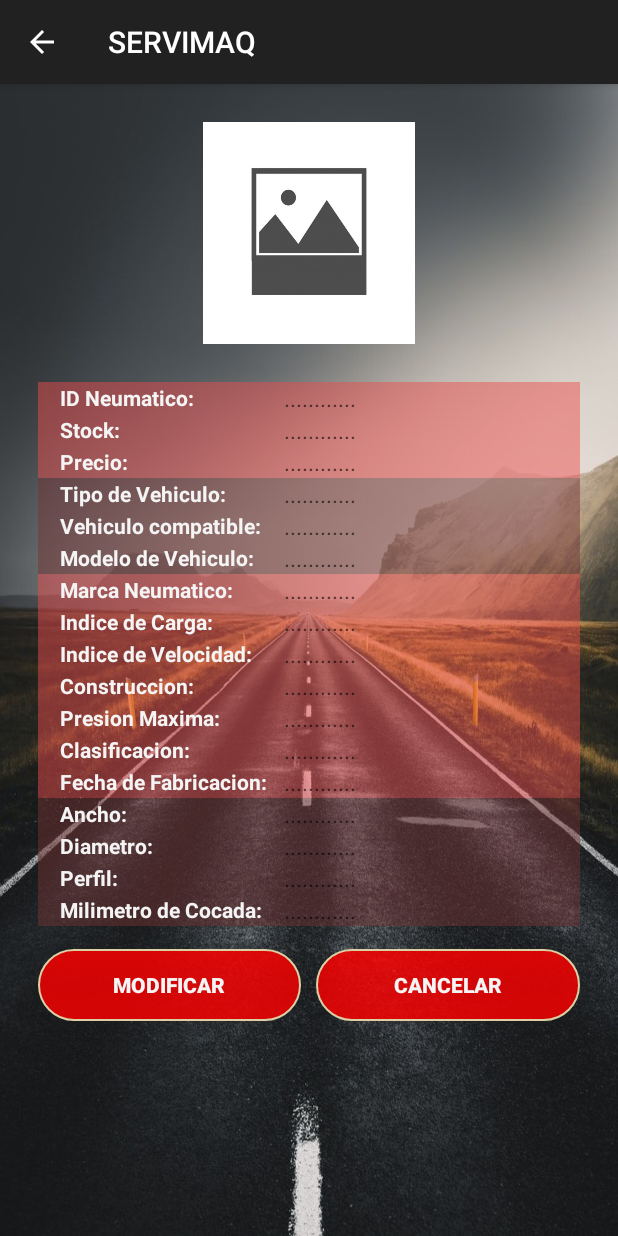
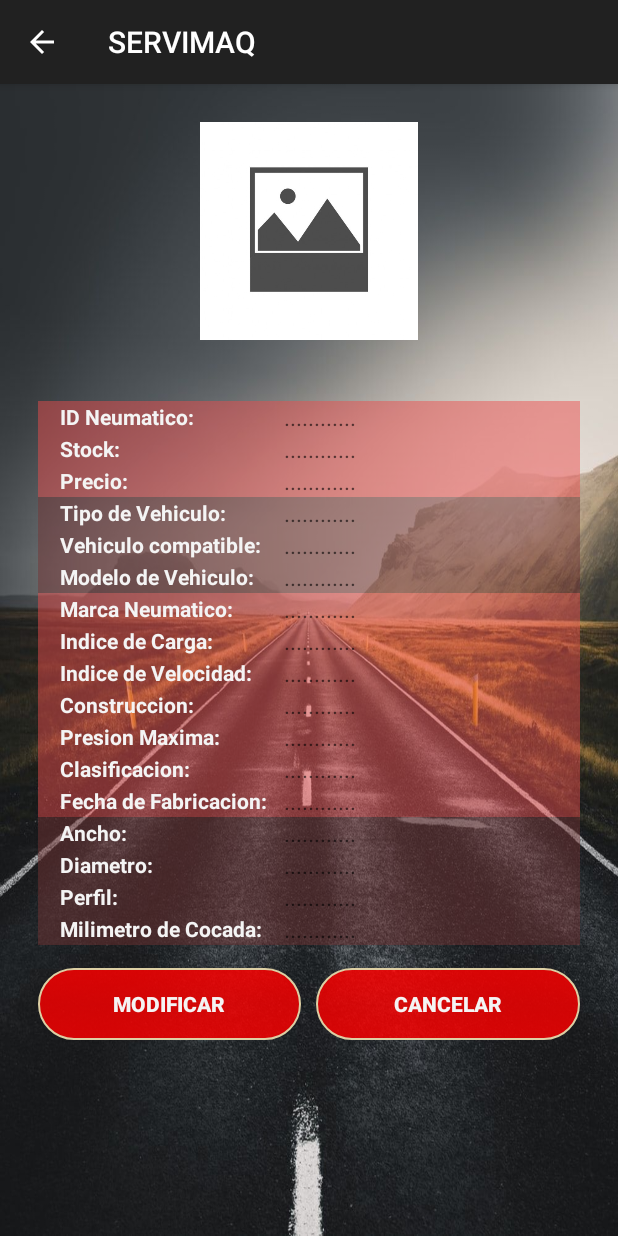
Before and after one commit to BryanORCc/Servimaq, an Android app: the detalle_producto screen opened directly, with no data from a screen before it, on a phone screen of 412 x 824 dp. Run offline under Robolectric (Android 15) with nearby library versions, the phone set to English and light mode, and no system bars; our stand-ins replace Firebase (no records; nobody signed in at launch, a user with empty details on screens opened directly).

Commit message:
Mostrar imagen en el detalle del producto

```diff
--- a/app/src/main/java/com/example/servimaq/op_catalogo/detalle_producto.java
+++ b/app/src/main/java/com/example/servimaq/op_catalogo/detalle_producto.java
@@ -7,8 +7,11 @@ import androidx.fragment.app.DialogFragment;
 import android.app.DatePickerDialog;
 import android.app.Dialog;
 import android.content.Intent;
+import android.graphics.Bitmap;
+import android.graphics.BitmapFactory;
 import android.graphics.Color;
 import android.os.Bundle;
+import android.util.Log;
 import android.view.Gravity;
 import android.view.KeyEvent;
 import android.view.View;
@@ -17,6 +20,7 @@ import android.widget.ArrayAdapter;
 import android.widget.Button;
 import android.widget.DatePicker;
 import android.widget.EditText;
+import android.widget.ImageView;
 import android.widget.LinearLayout;
 import android.widget.Spinner;
 import android.widget.TextView;
@@ -24,6 +28,9 @@ import android.widget.Toast;
 
 import com.example.servimaq.R;
 import com.example.servimaq.db.SQLConexion;
+import com.google.android.gms.tasks.OnSuccessListener;
+import com.google.firebase.storage.FirebaseStorage;
+import com.google.firebase.storage.StorageReference;
 
 import java.sql.PreparedStatement;
 import java.sql.ResultSet;
@@ -33,6 +40,7 @@ import java.util.Calendar;
 
 public class detalle_producto extends AppCompatActivity {
 
+    ImageView ivFoto_Llanta;
     TextView tvllantaId, tvNombreMarca, tvIndiceCarga, tvIndiceVelocidad, tvConstruccion, tvClasificacion, tvFechaFabricacion, tvMarcaVehiculo,
             tvModeloVehiculo, tvAncho, tvDiametro, tvPerfil, tvMmCocada, tvPresionMaxima, tvStock, tvPrecio, tvTipoVehiculo;
     EditText etNombreMarca, etIndiceCarga, etIndiceVelocidad, etConstruccion, etClasificacion, etMarcaVehiculo,
@@ -76,28 +84,13 @@ public class detalle_producto extends AppCompatActivity {
 
         Intent datos = getIntent();
 
-         llantaId = datos.getStringExtra("llantaId");
-         String NombreMarca = datos.getStringExtra("NombreMarca"),
-                IndiceCarga = datos.getStringExtra("IndiceCarga"),
-                IndiceVelocidad = datos.getStringExtra("IndiceVelocidad"),
-                Construccion = datos.getStringExtra("Construccion"),
-                Clasificacion = datos.getStringExtra("Clasificacion"),
-                FechaFabricacion = datos.getStringExtra("FechaFabricacion"),
-                FotoLlanta = datos.getStringExtra("FotoLlanta"),
-                FotoVehiculo = datos.getStringExtra("FotoVehiculo"),
-                MarcaVehiculo = datos.getStringExtra("MarcaVehiculo"),
-                ModeloVehiculo = datos.getStringExtra("ModeloVehiculo");
-        int Ancho = datos.getIntExtra("Ancho",0),
-                Diametro = datos.getIntExtra("Diametro",0),
-                Perfil = datos.getIntExtra("Perfil",0),
-                MmCocada = datos.getIntExtra("MmCocada",0),
-                Stock = datos.getIntExtra("Stock",0),
-                PresionMaxima = datos.getIntExtra("PresionMaxima",0);
-        double Precio = datos.getDoubleExtra("Precio",0.0);
-        String TipoVehiculo = datos.getStringExtra("TipoVehiculo");
-                DetalleLlantaId = datos.getStringExtra("DetalleLlantaId");
-                VehiculoId = datos.getStringExtra("VehiculoId");
-                MedidaLlantaId = datos.getStringExtra("MedidaLlantaId");
+        llantaId = datos.getStringExtra("llantaId");
+        DetalleLlantaId = datos.getStringExtra("DetalleLlantaId");
+        VehiculoId = datos.getStringExtra("VehiculoId");
+        MedidaLlantaId = datos.getStringExtra("MedidaLlantaId");
+
+        //FOTO-----------------------------------------------
+        ivFoto_Llanta = findViewById(R.id.ivFoto_Llanta);
 
         //TEXT VIEWS ----------------------------------------------------------------
         tvllantaId = findViewById(R.id.tvllantaId);
@@ -217,6 +210,10 @@ public class detalle_producto extends AppCompatActivity {
         spVehiculoId.setOnItemSelectedListener(new AdapterView.OnItemSelectedListener() {
             @Override
             public void onItemSelected(AdapterView<?> adapterView, View view, int i, long l) {
+
+                //CAMBIAR COLOR DE TEXTO DEL SPINNER---------------------------------------
+                ((TextView) adapterView.getChildAt(0)).setTextColor(Color.WHITE);
+
                 VehiculoId=datosVehiculo.get(i);
 
                 //--CARGAR DATOS AL SPINNER DE VEHICULO------------------------------------------------------------------------------
@@ -253,6 +250,10 @@ public class detalle_producto extends AppCompatActivity {
         spDetalleLlantaId.setOnItemSelectedListener(new AdapterView.OnItemSelectedListener() {
             @Override
             public void onItemSelected(AdapterView<?> adapterView, View view, int i, long l) {
+
+                //CAMBIAR COLOR DE TEXTO DEL SPINNER---------------------------------------
+                ((TextView) adapterView.getChildAt(0)).setTextColor(Color.WHITE);
+
                 DetalleLlantaId=datosDetalle.get(i);
 
                 //--CARGAR DATOS AL SPINNER DE VEHICULO------------------------------------------------------------------------------
@@ -294,6 +295,10 @@ public class detalle_producto extends AppCompatActivity {
         spMedidaLlantaId.setOnItemSelectedListener(new AdapterView.OnItemSelectedListener() {
             @Override
             public void onItemSelected(AdapterView<?> adapterView, View view, int i, long l) {
+
+                //CAMBIAR COLOR DE TEXTO DEL SPINNER---------------------------------------
+                ((TextView) adapterView.getChildAt(0)).setTextColor(Color.WHITE);
+
                 MedidaLlantaId=datosMedida.get(i);
 
                 //--CARGAR DATOS AL SPINNER DE VEHICULO------------------------------------------------------------------------------
@@ -360,6 +365,20 @@ public class detalle_producto extends AppCompatActivity {
                     tvDiametro.setText(""+rs.getInt(15));
                     tvPerfil.setText(""+rs.getInt(16));
                     tvMmCocada.setText(""+rs.getInt(17));
+
+                    StorageReference storageRef = FirebaseStorage.getInstance().getReference();
+                    StorageReference islandRef = storageRef.child(rs.getString(22));
+                    final long ONE_MEGABYTE = 480 * 480;
+
+                    Log.e("Contar","___: "+ rs.getString(22));
+
+                    islandRef.getBytes(ONE_MEGABYTE).addOnSuccessListener(new OnSuccessListener<byte[]>() {
+                        @Override
+                        public void onSuccess(byte[] bytes) {
+                            Bitmap bitmap = BitmapFactory.decodeByteArray(bytes,0,bytes.length);
+                            ivFoto_Llanta.setImageBitmap(bitmap);
+                        }
+                    });
                 } while (rs.next());///va agregando cada ID
             }
             rs.close();
--- a/app/src/main/res/layout/activity_detalle_producto.xml
+++ b/app/src/main/res/layout/activity_detalle_producto.xml
@@ -13,12 +13,14 @@
         android:orientation="vertical">
 
         <ImageView
-            android:layout_marginHorizontal="135dp"
+            android:layout_marginHorizontal="120dp"
             android:layout_marginTop="25dp"
+            android:layout_marginBottom="15dp"
             android:layout_width="wrap_content"
             android:layout_height="0dp"
             android:layout_weight="0.2"
-            android:background="@drawable/no_imagen"
+            android:src="@drawable/no_imagen"
+            android:id="@+id/ivFoto_Llanta"
             />
 
         <ScrollView
@@ -172,7 +174,11 @@
                             android:id="@+id/spVehiculoId"
                             android:layout_width="wrap_content"
                             android:layout_height="wrap_content"
-                            android:textSize="15dp" />
+                            android:textSize="15dp"
+                            android:spinnerMode="dropdown"
+                            android:scrollbarStyle="insideOverlay"
+                            android:backgroundTint="#0C0C0C"
+                            android:backgroundTintMode="add"/>
 
                     </TableLayout>
                 </LinearLayout><!--FIN______________________________________________________________-->
@@ -327,7 +333,11 @@
                             android:layout_width="wrap_content"
                             android:layout_height="wrap_content"
                             android:textSize="15dp"
-                            android:textColor="#F4F4F4"/>
+                            android:textColor="#F4F4F4"
+                            android:spinnerMode="dropdown"
+                            android:scrollbarStyle="insideOverlay"
+                            android:backgroundTint="#0C0C0C"
+                            android:backgroundTintMode="add"/>
 
                     </TableLayout>
                 </LinearLayout><!--FIN______________________________________________________________-->
@@ -655,7 +665,11 @@
                             android:layout_width="wrap_content"
                             android:layout_height="wrap_content"
                             android:textSize="15dp"
-                            android:textColor="#F4F4F4"/>
+                            android:textColor="#F4F4F4"
+                            android:spinnerMode="dropdown"
+                            android:scrollbarStyle="insideOverlay"
+                            android:backgroundTint="#0C0C0C"
+                            android:backgroundTintMode="add"/>
 
                     </TableLayout>
                 </LinearLayout><!--FIN______________________________________________________________-->
--- a/app/src/main/res/layout/fragment_detalle_llanta.xml
+++ b/app/src/main/res/layout/fragment_detalle_llanta.xml
@@ -143,7 +143,7 @@
                 android:layout_width="match_parent"
                 android:layout_height="wrap_content"
                 android:layout_marginTop="10dp"
-                android:hint="Insertar fecha"
+                android:hint="Insertar fecha de fabricacion:"
                 android:textColorHint="#F4F4F4"
                 android:justificationMode="inter_word"
                 android:textSize="15dp"
```
Also changed, not shown: app/src/main/java/com/example/servimaq/fragments_registros/detalle_llanta.java (+35 -28 lines), app/src/main/java/com/example/servimaq/fragments_registros/fragment_vehiculo.java (+1 -6 lines).
